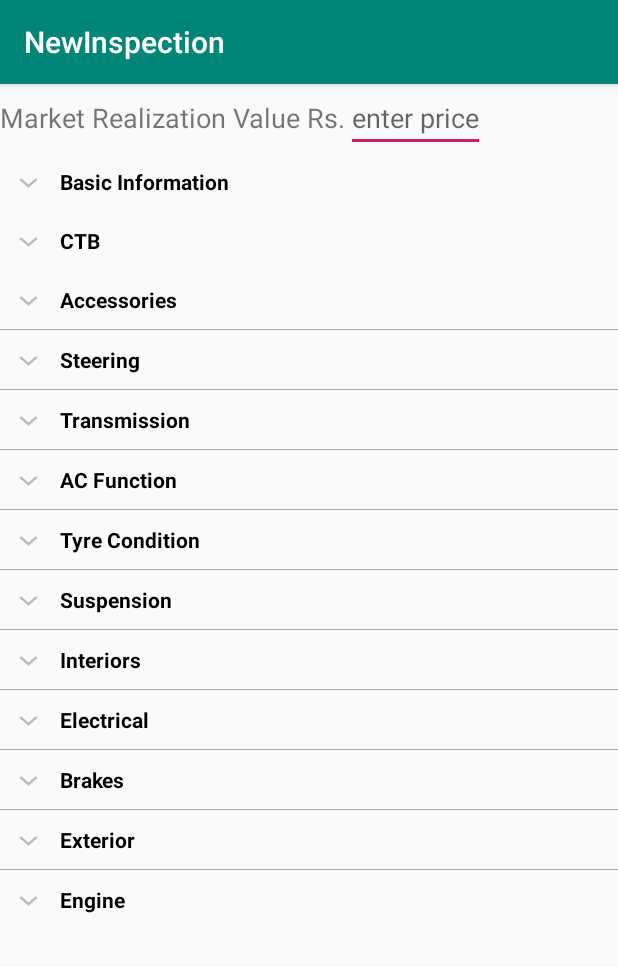
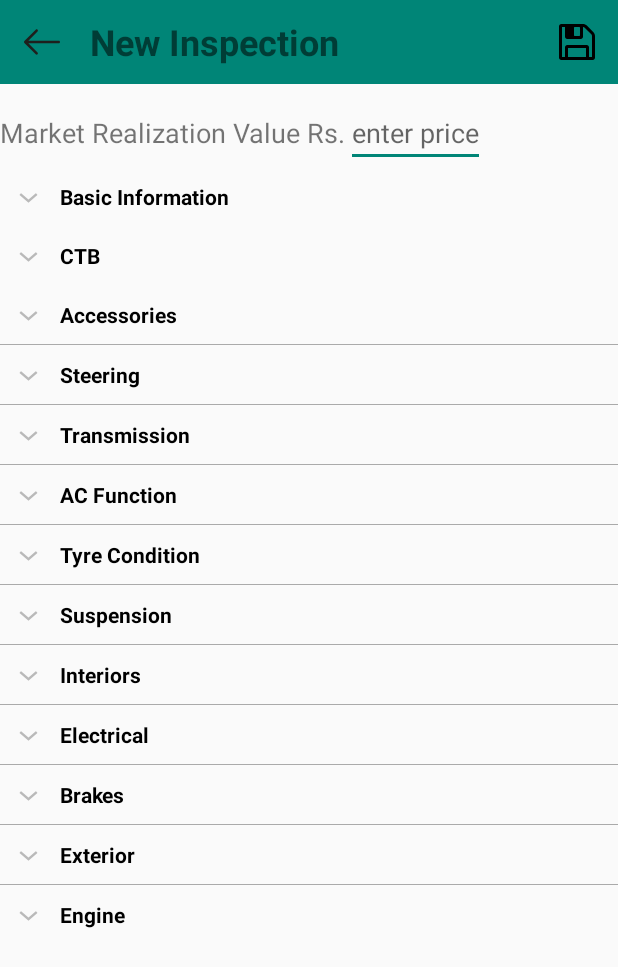
Before and after one commit to Rekha55/NewInspection, an Android app: the screen it shows after launch (MainActivity), on a phone screen of 412 x 824 dp. Shown: the top 967 px of the screen. Run offline under Robolectric (Android 15) with nearby library versions, the phone set to English and light mode, and no system bars.

Commit message:
EDITtEXT GET BY ID

```diff
--- a/app/build.gradle
+++ b/app/build.gradle
@@ -4,7 +4,7 @@ android {
     compileSdkVersion 28
     defaultConfig {
         applicationId "com.example.newinspection"
-        minSdkVersion 21
+        minSdkVersion 22
         multiDexEnabled true
         targetSdkVersion 28
         versionCode 1
@@ -24,6 +24,7 @@ dependencies {
     implementation 'com.android.support:appcompat-v7:28.0.0'
     implementation 'com.android.support.constraint:constraint-layout:1.1.3'
     testImplementation 'junit:junit:4.12'
+
     androidTestImplementation 'com.android.support.test:runner:1.0.2'
     androidTestImplementation 'com.android.support.test.espresso:espresso-core:3.0.2'
 }
--- a/app/src/main/java/com/example/newinspection/CustomExpandableAdapterCTB.java
+++ b/app/src/main/java/com/example/newinspection/CustomExpandableAdapterCTB.java
@@ -48,9 +48,10 @@ public class CustomExpandableAdapterCTB extends BaseExpandableListAdapter {
             convertView = layoutInflater.inflate(R.layout.list_item_ctb, null);
         }
         TextView listCtbValue1 = (TextView) convertView .findViewById(R.id.ctbValue1Id);
-    //   TextView listCtbValue2 = (TextView) convertView .findViewById(R.id.ctbValue2Id);
+       TextView listCtbValue2 = (TextView) convertView .findViewById(R.id.ctbValue2Id);
         listCtbValue1.setText (expandedListText1);
 
+        listCtbValue2.setText(itemsCTB[expandedListPosition]);
         return convertView;
     }
 
--- a/app/src/main/java/com/example/newinspection/CustomExpandableAdapterGeneral.java
+++ b/app/src/main/java/com/example/newinspection/CustomExpandableAdapterGeneral.java
@@ -2,23 +2,39 @@ package com.example.newinspection;
 
 import android.content.Context;
 import android.graphics.Typeface;
+import android.icu.util.RangeValueIterator;
+import android.os.Build;
+import android.renderscript.Element;
+import android.support.annotation.RequiresApi;
+import android.text.TextWatcher;
+import android.util.Log;
 import android.view.LayoutInflater;
 import android.view.View;
 import android.view.ViewGroup;
 import android.widget.BaseExpandableListAdapter;
+import android.widget.EditText;
+import android.widget.ImageButton;
 import android.widget.TextView;
+import android.widget.Toast;
 
 import java.util.HashMap;
 import java.util.List;
 
 public class CustomExpandableAdapterGeneral extends BaseExpandableListAdapter {
-
+    //    EditText purposeEditText, bankValuationforEditText, contractNoEditText, requestFormEditText, assetMakeEditText, assetModelEditText, yearOfMfgEditText, repoDateEditText, rcAndFitnessEditText,
+//            hmrKmrEDitText, chassisNoEditText, engineNoEditText, rcNoEditText, inspectorEditText, locationEditText, rcStatusEditText, inspectionDateEditText, taxStatusEditText;
+    String purposeText, bankValuationforText, contractNoText, requestFormText, assetMakeText, assetModelText, yearOfMfgText, repoDateText, rcAndFitnessText,
+            hmrKmrText, chassisNoText, engineNoText, rcNoText, inspectorText, locationText, rcStatusText, inspectionDateText, taxStatusText;
+    String text;
+    View v;
+    TextView listGenerealText;
+    EditText listGeneralEditText;
     private List<String> listGeneralTitle;
     private Context context;
-    private HashMap<String,List<String>> listGeneralDetail;
+    private HashMap<String, List<String>> listGeneralDetail;
 
     public CustomExpandableAdapterGeneral(Context context, List<String> listCTBTitle,
-                                      HashMap<String, List<String>> listCTBDetail) {
+                                          HashMap<String, List<String>> listCTBDetail) {
         this.context = context;
         this.listGeneralTitle = listCTBTitle;
         this.listGeneralDetail = listCTBDetail;
@@ -34,19 +50,21 @@ public class CustomExpandableAdapterGeneral extends BaseExpandableListAdapter {
         return expandedListPosition;
     }
 
-    public View getChildView(int listPosition, final int expandedListPosition,
+    @RequiresApi(api = Build.VERSION_CODES.N)
+    public View getChildView(final int listPosition, final int expandedListPosition,
                              boolean isLastChild, View convertView, ViewGroup parent) {
+
         final String expandedListText1 = (String) getChild(listPosition, expandedListPosition);
-
-
         if (convertView == null) {
             LayoutInflater layoutInflater = (LayoutInflater) this.context
                     .getSystemService(Context.LAYOUT_INFLATER_SERVICE);
             convertView = layoutInflater.inflate(R.layout.list_item_general, null);
         }
-        TextView listGenerealText = (TextView) convertView .findViewById(R.id.generalTextId);
-        //   TextView listCtbValue2 = (TextView) convertView .findViewById(R.id.ctbValue2Id);
-        listGenerealText.setText (expandedListText1);
+        listGenerealText = (TextView) convertView.findViewById(R.id.generalTextId);
+        listGeneralEditText = (EditText) convertView.findViewById(R.id.generalEditId);
+        listGenerealText.setText(expandedListText1);
+
+
 
         return convertView;
     }
@@ -78,8 +96,7 @@ public class CustomExpandableAdapterGeneral extends BaseExpandableListAdapter {
     }
 
 
-    public View getGroupView(int listPosition, boolean isExpanded,
-                             View convertView, ViewGroup parent) {
+    public View getGroupView(int listPosition, boolean isExpanded, View convertView, ViewGroup parent) {
         String listTitle = (String) getGroup(listPosition);
         if (convertView == null) {
             LayoutInflater layoutInflater = (LayoutInflater) this.context.
@@ -98,5 +115,4 @@ public class CustomExpandableAdapterGeneral extends BaseExpandableListAdapter {
         return false;
     }
 
-
 }
--- a/app/src/main/java/com/example/newinspection/DataForGeneral.java
+++ b/app/src/main/java/com/example/newinspection/DataForGeneral.java
@@ -12,6 +12,7 @@ public class DataForGeneral {
         List<String> General = new ArrayList<String>();
         General.add("Purpose");
         General.add("Bank / Valuation for");
+        General.add("Vehicle Plate Number");
         General.add("Contract No.");
         General.add("Request from");
         General.add("Asset Make");
--- /dev/null
+++ b/app/src/main/res/drawable/ic_leftarrow.xml
@@ -0,0 +1,4 @@
+<vector android:height="24dp" android:viewportHeight="31.494"
+    android:viewportWidth="31.494" android:width="24dp" xmlns:android="http://schemas.android.com/apk/res/android">
+    <path android:fillColor="#1E201D" android:pathData="M10.273,5.009c0.444,-0.444 1.143,-0.444 1.587,0c0.429,0.429 0.429,1.143 0,1.571l-8.047,8.047h26.554c0.619,0 1.127,0.492 1.127,1.111c0,0.619 -0.508,1.127 -1.127,1.127H3.813l8.047,8.032c0.429,0.444 0.429,1.159 0,1.587c-0.444,0.444 -1.143,0.444 -1.587,0l-9.952,-9.952c-0.429,-0.429 -0.429,-1.143 0,-1.571L10.273,5.009z"/>
+</vector>
--- /dev/null
+++ b/app/src/main/res/drawable/ic_save.xml
@@ -0,0 +1,4 @@
+<vector android:height="24dp" android:viewportHeight="438.533"
+    android:viewportWidth="438.533" android:width="24dp" xmlns:android="http://schemas.android.com/apk/res/android">
+    <path android:fillColor="#FF000000" android:pathData="M432.823,121.049c-3.806,-9.132 -8.377,-16.367 -13.709,-21.695l-79.941,-79.942c-5.325,-5.325 -12.56,-9.895 -21.696,-13.704C308.346,1.903 299.969,0 292.357,0H27.409C19.798,0 13.325,2.663 7.995,7.993c-5.33,5.327 -7.992,11.799 -7.992,19.414v383.719c0,7.617 2.662,14.089 7.992,19.417c5.33,5.325 11.803,7.991 19.414,7.991h383.718c7.618,0 14.089,-2.666 19.417,-7.991c5.325,-5.328 7.987,-11.8 7.987,-19.417V146.178C438.531,138.562 436.629,130.188 432.823,121.049zM182.725,45.677c0,-2.474 0.905,-4.611 2.714,-6.423c1.807,-1.804 3.949,-2.708 6.423,-2.708h54.819c2.468,0 4.609,0.902 6.417,2.708c1.813,1.812 2.717,3.949 2.717,6.423v91.362c0,2.478 -0.91,4.618 -2.717,6.427c-1.808,1.803 -3.949,2.708 -6.417,2.708h-54.819c-2.474,0 -4.617,-0.902 -6.423,-2.708c-1.809,-1.812 -2.714,-3.949 -2.714,-6.427V45.677zM328.906,401.991H109.633V292.355h219.273V401.991zM402,401.991h-36.552h-0.007V283.218c0,-7.617 -2.663,-14.085 -7.991,-19.417c-5.328,-5.328 -11.8,-7.994 -19.41,-7.994H100.498c-7.614,0 -14.087,2.666 -19.417,7.994c-5.327,5.328 -7.992,11.8 -7.992,19.417v118.773H36.544V36.542h36.544v118.771c0,7.615 2.662,14.084 7.992,19.414c5.33,5.327 11.803,7.993 19.417,7.993h164.456c7.61,0 14.089,-2.666 19.41,-7.993c5.325,-5.327 7.994,-11.799 7.994,-19.414V36.542c2.854,0 6.563,0.95 11.136,2.853c4.572,1.902 7.806,3.805 9.709,5.708l80.232,80.23c1.902,1.903 3.806,5.19 5.708,9.851c1.909,4.665 2.857,8.33 2.857,10.994V401.991z"/>
+</vector>
--- a/app/src/main/res/layout/activity_main.xml
+++ b/app/src/main/res/layout/activity_main.xml
@@ -5,39 +5,77 @@
     android:layout_width="match_parent"
     android:layout_height="match_parent"
     android:orientation="vertical"
+    android:scrollbars="vertical"
     tools:context=".MainActivity">
+
+    <android.support.v7.widget.Toolbar
+        android:id="@+id/toolbar"
+        android:layout_width="match_parent"
+        android:layout_height="wrap_content"
+        android:background="?attr/colorPrimary"
+        android:minHeight="?attr/actionBarSize"
+        android:theme="@style/AppTheme">
+
+        <ImageButton
+
+            android:layout_width="wrap_content"
+            android:layout_height="wrap_content"
+            android:layout_marginRight="20dp"
+            android:background="@drawable/ic_leftarrow" />
+
+        <TextView
+            android:layout_width="wrap_content"
+            android:layout_height="wrap_content"
+
+            android:text="New Inspection"
+            android:textSize="24dp"
+            android:textStyle="bold" />
+
+        <ImageButton
+            android:id="@+id/imageButtonNewInspection"
+            android:layout_width="wrap_content"
+            android:layout_height="wrap_content"
+            android:layout_gravity="right"
+            android:layout_marginRight="15dp"
+            android:background="@drawable/ic_save"
+            android:onClick="OnSubmitNewInspection" />
+    </android.support.v7.widget.Toolbar>
+
 
     <RelativeLayout
         android:layout_width="match_parent"
+        android:layout_height="match_parent"
+        android:layout_marginTop="10dp">
 
-
-        android:layout_height="match_parent">
 
         <LinearLayout
             android:id="@+id/priceId"
-    android:orientation="horizontal"
             android:layout_width="match_parent"
-    android:layout_height="wrap_content">
+            android:layout_height="wrap_content"
+            android:orientation="horizontal">
+
             <TextView
 
+                android:id="@+id/priceTextView"
                 android:layout_width="wrap_content"
-        android:textSize="18dp"
                 android:layout_height="wrap_content"
                 android:text="Market Realization Value Rs."
-        android:id="@+id/priceTextView"/>
+                android:textSize="18dp" />
+
             <EditText
+                android:id="@+id/priceEditTextId"
                 android:layout_width="wrap_content"
-        android:id="@+id/priceEditTextId"
-        android:hint="enter price"
-        android:layout_height="wrap_content" />
+                android:layout_height="wrap_content"
+                android:hint="enter price" />
 
 
         </LinearLayout>
+
         <ExpandableListView
             android:id="@+id/expandableListViewGeneralInputs"
-            android:layout_below="@+id/priceId"
             android:layout_width="match_parent"
             android:layout_height="wrap_content"
+            android:layout_below="@+id/priceId"
             android:divider="@android:color/darker_gray"
             android:dividerHeight="0.5dp"
             android:indicatorLeft="?android:attr/expandableListPreferredItemIndicatorLeft">
@@ -61,7 +99,11 @@
             android:layout_height="wrap_content"
             android:layout_below="@+id/expandableListViewCTB"
             android:divider="@android:color/darker_gray"
+
             android:dividerHeight="0.5dp"
             android:indicatorLeft="?android:attr/expandableListPreferredItemIndicatorLeft" />
+
+
     </RelativeLayout>
+
 </LinearLayout>
```
Also changed, not shown: app/src/main/AndroidManifest.xml (+6 -2 lines), app/src/main/java/com/example/newinspection/DisplayReport.java (added, +13 -0 lines), app/src/main/java/com/example/newinspection/MainActivity.java (+81 -47 lines), app/src/main/res/drawable/ic_launcher_background.xml (+70 -166 lines), app/src/main/res/layout/activity_display_report.xml (added, +9 -0 lines), app/src/main/back arrow-web.png (added), app/src/main/res/mipmap-hdpi/ic_launcher_foreground.png (added), app/src/main/res/mipmap-mdpi/ic_launcher_foreground.png (added), app/src/main/res/mipmap-xhdpi/ic_launcher_foreground.png (added), app/src/main/res/mipmap-xxhdpi/ic_launcher_foreground.png (added), app/src/main/res/mipmap-xxxhdpi/ic_launcher_foreground.png (added). Lines whose indentation alone changed are shown as unchanged.
